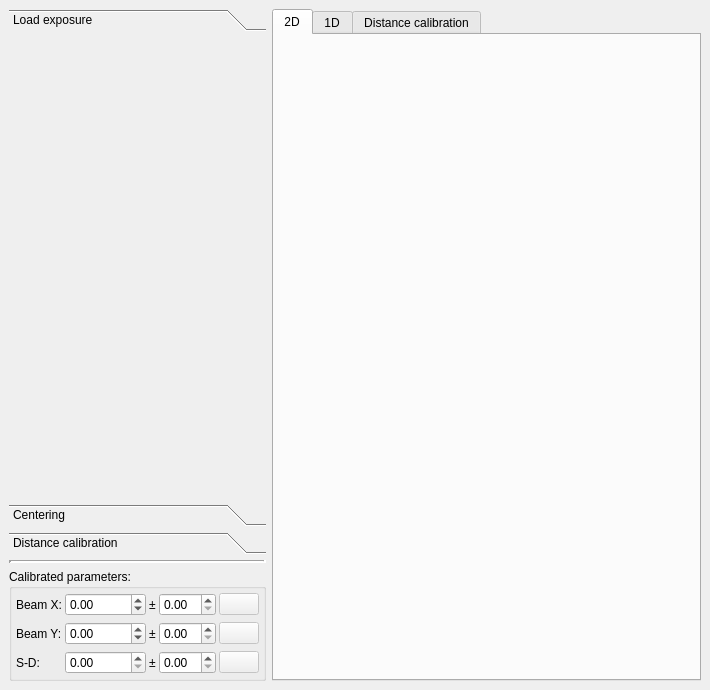
The window that cct/qtgui/setup/calibration/calibration.ui (awacha/cct) describes before a commit, drawn with Qt 5.
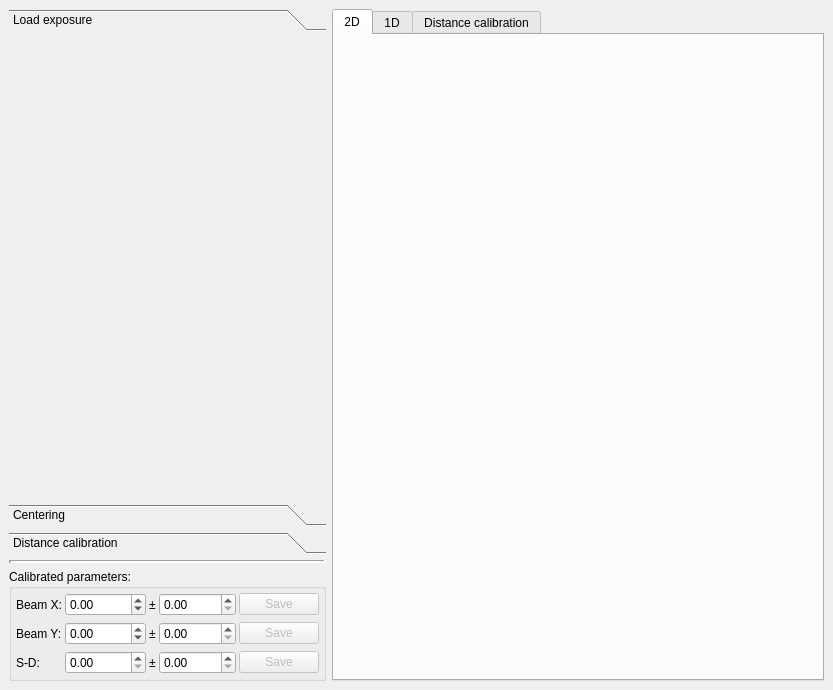
The same window after the commit. Icons and pictures are not drawn.

What changed in the file:
```diff
--- a/cct/qtgui/setup/calibration/calibration.ui
+++ b/cct/qtgui/setup/calibration/calibration.ui
@@ -6,7 +6,7 @@
    <rect>
     <x>0</x>
     <y>0</y>
-    <width>710</width>
+    <width>833</width>
     <height>690</height>
    </rect>
   </property>
@@ -74,8 +74,8 @@
            <rect>
             <x>0</x>
             <y>0</y>
-            <width>282</width>
-            <height>455</height>
+            <width>365</width>
+            <height>440</height>
            </rect>
           </property>
           <property name="sizePolicy">
@@ -593,7 +593,7 @@
              <bool>false</bool>
             </property>
             <property name="text">
-             <string/>
+             <string>Save</string>
             </property>
             <property name="icon">
              <iconset theme="document-save">
@@ -609,6 +609,9 @@
               <verstretch>0</verstretch>
              </sizepolicy>
             </property>
+            <property name="maximum">
+             <double>10000.000000000000000</double>
+            </property>
            </widget>
           </item>
           <item row="0" column="1">
@@ -667,6 +670,9 @@
             <property name="buttonSymbols">
              <enum>QAbstractSpinBox::UpDownArrows</enum>
             </property>
+            <property name="maximum">
+             <double>10000.000000000000000</double>
+            </property>
            </widget>
           </item>
           <item row="1" column="4">
@@ -675,7 +681,7 @@
              <bool>false</bool>
             </property>
             <property name="text">
-             <string/>
+             <string>Save</string>
             </property>
             <property name="icon">
              <iconset theme="document-save">
@@ -691,6 +697,9 @@
               <verstretch>0</verstretch>
              </sizepolicy>
             </property>
+            <property name="maximum">
+             <double>10000.000000000000000</double>
+            </property>
            </widget>
           </item>
           <item row="2" column="4">
@@ -699,7 +708,7 @@
              <bool>false</bool>
             </property>
             <property name="text">
-             <string/>
+             <string>Save</string>
             </property>
             <property name="icon">
              <iconset theme="document-save">
```
Left out of the diff: 8 changed lines with no effect on the pictures.
